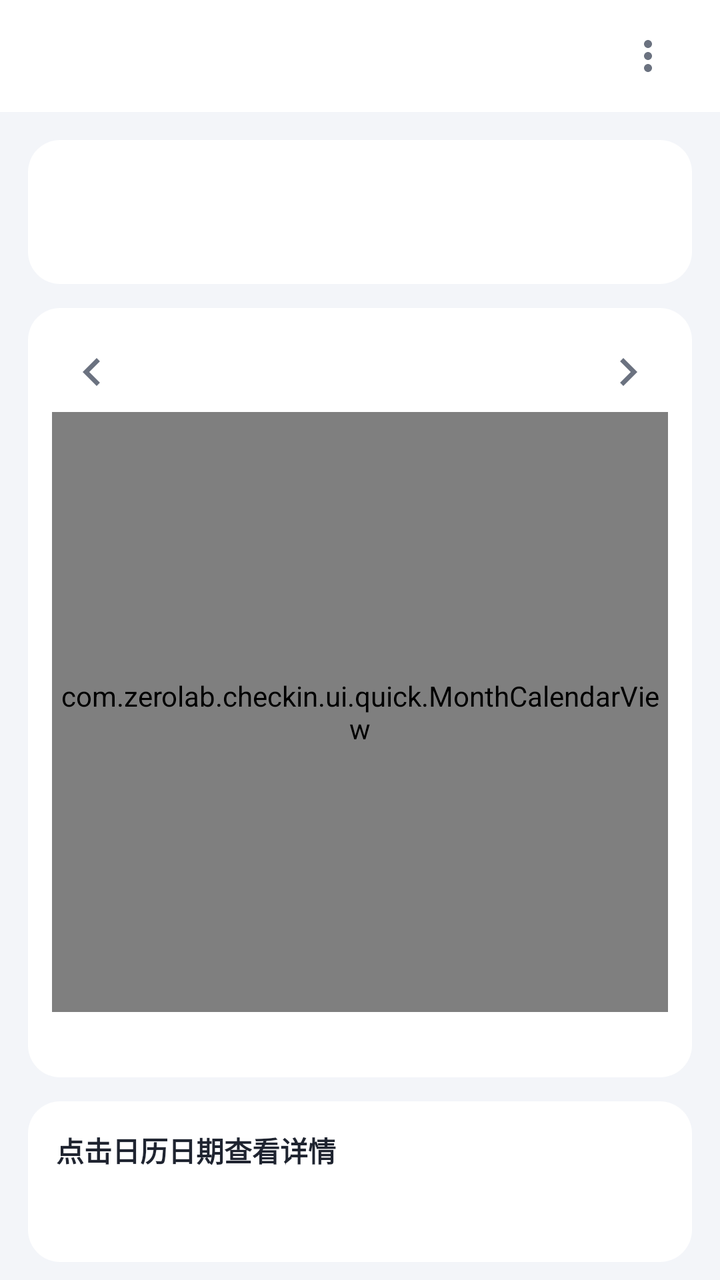
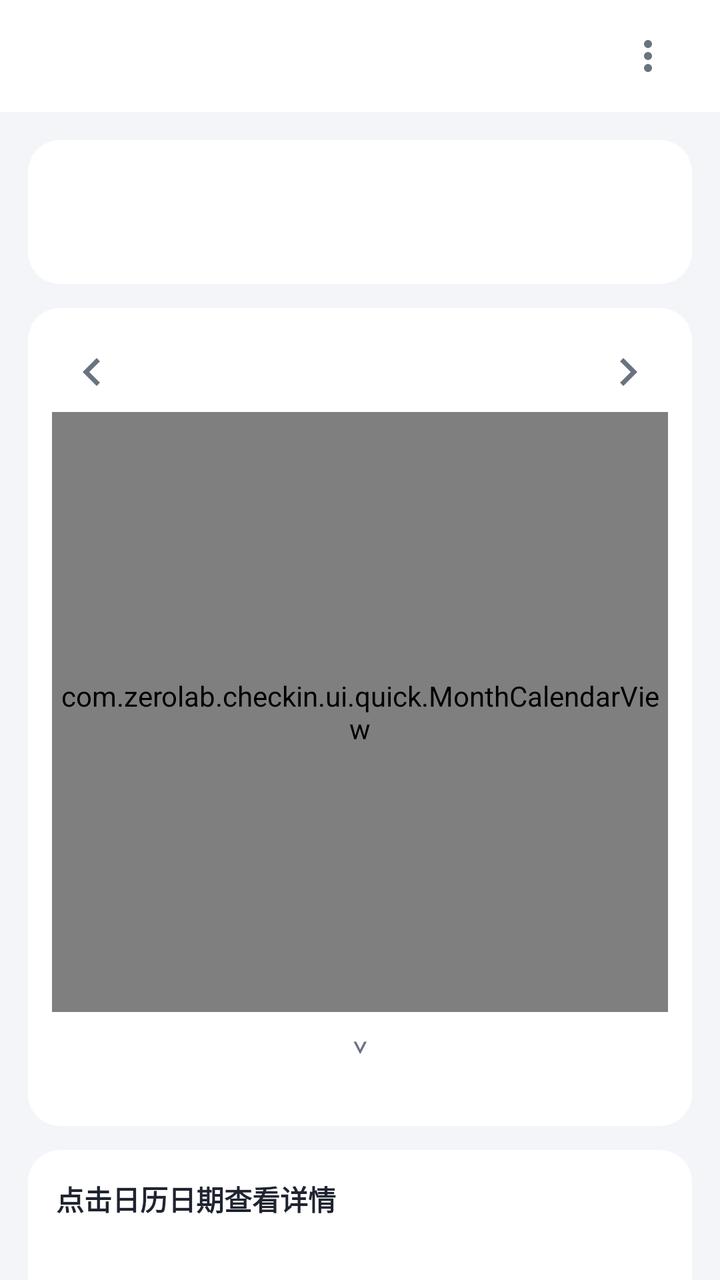

Before-and-after screenshots of an Android layout around one commit, followed by the original layout XML and the change that was made.
<!-- AndroidManifest.xml: application theme Theme.Checkin -->
<!-- res/layout/fragment_quick.xml -->
<?xml version="1.0" encoding="utf-8"?>
<FrameLayout xmlns:android="http://schemas.android.com/apk/res/android"
    android:layout_width="match_parent"
    android:layout_height="match_parent"
    android:background="@color/bg_page">

    <LinearLayout
        android:id="@+id/content_view"
        android:layout_width="match_parent"
        android:layout_height="match_parent"
        android:orientation="vertical">

        
        <LinearLayout
            android:id="@+id/header_bar"
            android:layout_width="match_parent"
            android:layout_height="56dp"
            android:background="@color/white"
            android:gravity="center_vertical"
            android:orientation="horizontal"
            android:paddingHorizontal="16dp">

            <TextView
                android:id="@+id/tv_emoji"
                android:layout_width="wrap_content"
                android:layout_height="wrap_content"
                android:textSize="22sp" />

            <TextView
                android:id="@+id/tv_name"
                android:layout_width="0dp"
                android:layout_height="wrap_content"
                android:layout_marginStart="8dp"
                android:layout_weight="1"
                android:textColor="@color/text_primary"
                android:textSize="18sp"
                android:textStyle="bold" />

            <ImageButton
                android:id="@+id/btn_menu"
                android:layout_width="40dp"
                android:layout_height="40dp"
                android:background="?attr/selectableItemBackgroundBorderless"
                android:contentDescription="更多"
                android:src="@drawable/ic_more" />
        </LinearLayout>

        <ScrollView
            android:layout_width="match_parent"
            android:layout_height="0dp"
            android:layout_weight="1"
            android:scrollbars="none">

            <LinearLayout
                android:layout_width="match_parent"
                android:layout_height="wrap_content"
                android:orientation="vertical"
                android:padding="14dp">

                
                <LinearLayout
                    android:id="@+id/status_bar"
                    android:layout_width="match_parent"
                    android:layout_height="wrap_content"
                    android:background="@drawable/bg_card"
                    android:orientation="vertical"
                    android:padding="14dp">

                    <TextView
                        android:id="@+id/tv_today_status"
                        android:layout_width="wrap_content"
                        android:layout_height="wrap_content"
                        android:textColor="@color/text_primary"
                        android:textSize="15sp"
                        android:textStyle="bold" />

                    <TextView
                        android:id="@+id/tv_streak"
                        android:layout_width="wrap_content"
                        android:layout_height="wrap_content"
                        android:layout_marginTop="6dp"
                        android:textColor="@color/fail"
                        android:textSize="13sp" />
                </LinearLayout>

                
                <LinearLayout
                    android:layout_width="match_parent"
                    android:layout_height="wrap_content"
                    android:layout_marginTop="12dp"
                    android:background="@drawable/bg_card"
                    android:orientation="vertical"
                    android:padding="12dp">

                    <LinearLayout
                        android:layout_width="match_parent"
                        android:layout_height="40dp"
                        android:gravity="center_vertical"
                        android:orientation="horizontal">

                        <ImageButton
                            android:id="@+id/btn_prev"
                            android:layout_width="40dp"
                            android:layout_height="40dp"
                            android:background="?attr/selectableItemBackgroundBorderless"
                            android:contentDescription="上个月"
                            android:src="@drawable/ic_chevron_left" />

                        <TextView
                            android:id="@+id/tv_month"
                            android:layout_width="0dp"
                            android:layout_height="wrap_content"
                            android:layout_weight="1"
                            android:gravity="center"
                            android:textColor="@color/text_primary"
                            android:textSize="16sp"
                            android:textStyle="bold" />

                        <ImageButton
                            android:id="@+id/btn_next"
                            android:layout_width="40dp"
                            android:layout_height="40dp"
                            android:background="?attr/selectableItemBackgroundBorderless"
                            android:contentDescription="下个月"
                            android:src="@drawable/ic_chevron_right" />
                    </LinearLayout>

                    <com.zerolab.checkin.ui.quick.MonthCalendarView
                        android:id="@+id/calendar"
                        android:layout_width="match_parent"
                        android:layout_height="300dp" />

                    <TextView
                        android:id="@+id/tv_legend"
                        android:layout_width="match_parent"
                        android:layout_height="wrap_content"
                        android:layout_marginTop="6dp"
                        android:gravity="center"
                        android:textColor="@color/text_secondary"
                        android:textSize="11sp" />
                </LinearLayout>

                
                <LinearLayout
                    android:id="@+id/day_detail_bar"
                    android:layout_width="match_parent"
                    android:layout_height="wrap_content"
                    android:layout_marginTop="12dp"
                    android:background="@drawable/bg_card"
                    android:orientation="vertical"
                    android:padding="14dp">

                    <TextView
                        android:id="@+id/tv_detail_title"
                        android:layout_width="wrap_content"
                        android:layout_height="wrap_content"
                        android:text="点击日历日期查看详情"
                        android:textColor="@color/text_primary"
                        android:textSize="14sp"
                        android:textStyle="bold" />

                    <TextView
                        android:id="@+id/tv_detail_body"
                        android:layout_width="match_parent"
                        android:layout_height="wrap_content"
                        android:layout_marginTop="6dp"
                        android:lineSpacingExtra="3dp"
                        android:textColor="@color/text_primary"
                        android:textSize="13sp" />

                    <LinearLayout
                        android:id="@+id/detail_records_box"
                        android:layout_width="match_parent"
                        android:layout_height="wrap_content"
                        android:layout_marginTop="8dp"
                        android:orientation="vertical" />
                </LinearLayout>

                
                <TextView
                    android:id="@+id/group_members_title"
                    android:layout_width="wrap_content"
                    android:layout_height="wrap_content"
                    android:layout_marginTop="14dp"
                    android:textColor="@color/text_primary"
                    android:textSize="13sp"
                    android:textStyle="bold"
                    android:visibility="gone" />

                <LinearLayout
                    android:id="@+id/group_members_box"
                    android:layout_width="match_parent"
                    android:layout_height="wrap_content"
                    android:layout_marginTop="8dp"
                    android:orientation="vertical"
                    android:visibility="gone" />

                <Button
                    android:id="@+id/btn_checkin"
                    style="@style/PrimaryButton"
                    android:layout_width="match_parent"
                    android:layout_marginTop="14dp"
                    android:text="打卡" />
            </LinearLayout>
        </ScrollView>
    </LinearLayout>

    
    <LinearLayout
        android:id="@+id/empty_view"
        android:layout_width="match_parent"
        android:layout_height="match_parent"
        android:gravity="center"
        android:orientation="vertical"
        android:visibility="gone">

        <ImageView
            android:layout_width="160dp"
            android:layout_height="160dp"
            android:layout_marginBottom="8dp"
            android:contentDescription="封面"
            android:src="@drawable/cover_miku" />

        <TextView
            android:layout_width="wrap_content"
            android:layout_height="wrap_content"
            android:text="还没有创建打卡项"
            android:textColor="@color/text_primary"
            android:textSize="16sp"
            android:textStyle="bold" />

        <TextView
            android:layout_width="wrap_content"
            android:layout_height="wrap_content"
            android:layout_marginTop="6dp"
            android:text="去创建一个吧"
            android:textColor="@color/text_secondary"
            android:textSize="13sp" />

        <Button
            android:id="@+id/btn_go_create"
            style="@style/PrimaryButton"
            android:layout_width="220dp"
            android:layout_marginTop="22dp"
            android:text="去创建打卡项" />
    </LinearLayout>
</FrameLayout>
<!-- resources referenced by this layout -->
<resources>
  <color name="bg_page">#F3F5F9</color>
  <color name="fail">#EF5350</color>
  <color name="text_primary">#1F2430</color>
  <color name="text_secondary">#6B7280</color>
  <color name="white">#FFFFFF</color>
  <!-- drawable bg_card (drawable) -->
  <?xml version="1.0" encoding="utf-8"?>
  <shape xmlns:android="http://schemas.android.com/apk/res/android" android:shape="rectangle">
      <solid android:color="@color/bg_card" />
      <corners android:radius="16dp" />
  </shape>
  <!-- drawable cover_miku: jpg bitmap (drawable-nodpi, 82781 bytes) -->
  <!-- drawable ic_chevron_left (drawable) -->
  <vector xmlns:android="http://schemas.android.com/apk/res/android"
      android:width="28dp" android:height="28dp"
      android:viewportWidth="24" android:viewportHeight="24" android:tint="@color/text_secondary">
      <path android:fillColor="@android:color/white" android:pathData="M15.41,7.41L14,6l-6,6 6,6 1.41,-1.41L10.83,12z"/>
  </vector>
  <!-- drawable ic_chevron_right (drawable) -->
  <vector xmlns:android="http://schemas.android.com/apk/res/android"
      android:width="28dp" android:height="28dp"
      android:viewportWidth="24" android:viewportHeight="24" android:tint="@color/text_secondary">
      <path android:fillColor="@android:color/white" android:pathData="M8.59,16.59L13.17,12 8.59,7.41 10,6l6,6 -6,6z"/>
  </vector>
  <!-- drawable ic_more (drawable) -->
  <vector xmlns:android="http://schemas.android.com/apk/res/android"
      android:width="24dp" android:height="24dp"
      android:viewportWidth="24" android:viewportHeight="24" android:tint="@color/text_secondary">
      <path android:fillColor="@android:color/white" android:pathData="M12,8c1.1,0 2,-0.9 2,-2s-0.9,-2 -2,-2 -2,0.9 -2,2 0.9,2 2,2zM12,10c-1.1,0 -2,0.9 -2,2s0.9,2 2,2 2,-0.9 2,-2 -0.9,-2 -2,-2zM12,16c-1.1,0 -2,0.9 -2,2s0.9,2 2,2 2,-0.9 2,-2 -0.9,-2 -2,-2z"/>
  </vector>
  <style name="PrimaryButton" parent="Widget.MaterialComponents.Button">
          <item name="android:layout_height">52dp</item>
          <item name="cornerRadius">14dp</item>
          <item name="android:textSize">16sp</item>
          <item name="android:textStyle">bold</item>
          <item name="android:textColor">@color/white</item>
      </style>
  <style name="Theme.Checkin" parent="Theme.MaterialComponents.Light.NoActionBar">
          <item name="colorPrimary">@color/brand</item>
          <item name="colorPrimaryDark">@color/brand_dark</item>
          <item name="colorAccent">@color/brand</item>
          <item name="android:windowBackground">@color/bg_page</item>
          <item name="android:statusBarColor">@color/white</item>
          <item name="android:windowLightStatusBar">true</item>
          <item name="android:textColorPrimary">@color/text_primary</item>
          <item name="android:textColorSecondary">@color/text_secondary</item>
          <item name="bottomNavigationStyle">@style/Widget.Checkin.BottomNav</item>
      </style>
  <color name="bg_card">#FFFFFF</color>
  <color name="brand">#39C5BB</color>
  <color name="brand_dark">#1F9C94</color>
  <style name="Widget.Checkin.BottomNav" parent="Widget.MaterialComponents.BottomNavigationView">
          <item name="itemTextColor">@color/nav_tint</item>
          <item name="itemIconTint">@color/nav_tint</item>
          <item name="backgroundTint">@color/white</item>
          <item name="elevation">10dp</item>
          <item name="labelVisibilityMode">labeled</item>
      </style>
</resources>

<!-- the commit's change to res/layout/fragment_quick.xml (unified diff, before → after) -->
@@ -131,6 +131,16 @@
                         android:layout_height="300dp" />
 
                     <TextView
+                        android:id="@+id/btn_toggle_week"
+                        android:layout_width="match_parent"
+                        android:layout_height="wrap_content"
+                        android:layout_marginTop="2dp"
+                        android:gravity="center"
+                        android:text="⌄"
+                        android:textColor="@color/text_secondary"
+                        android:textSize="16sp" />
+
+                    <TextView
                         android:id="@+id/tv_legend"
                         android:layout_width="match_parent"
                         android:layout_height="wrap_content"
